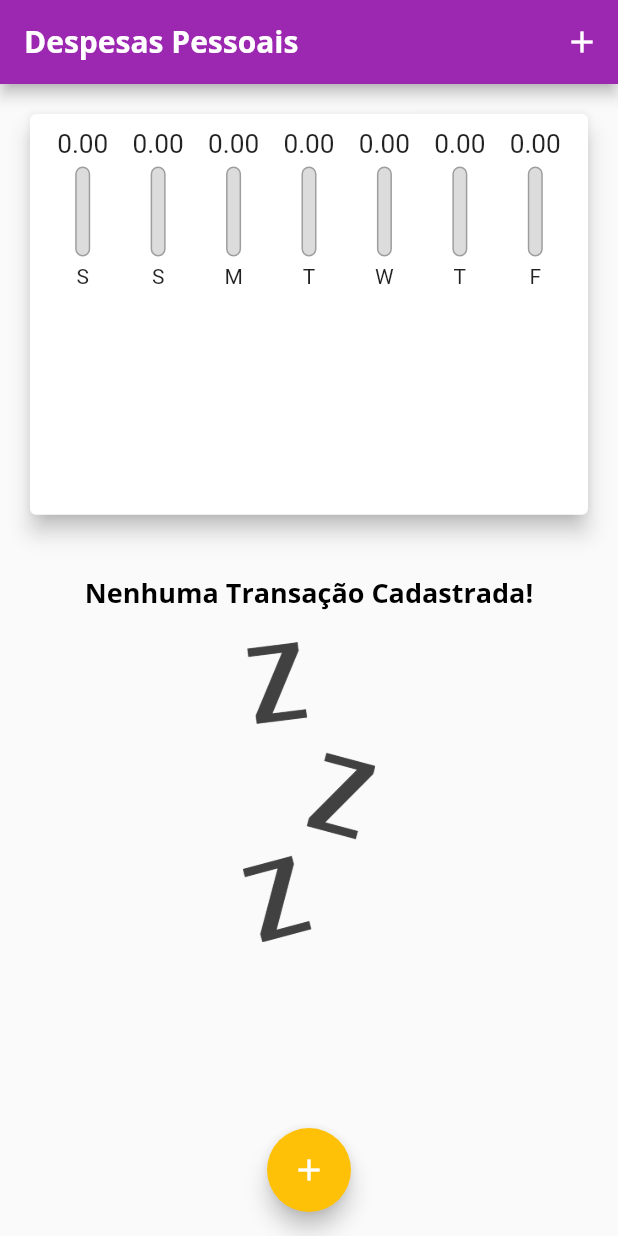
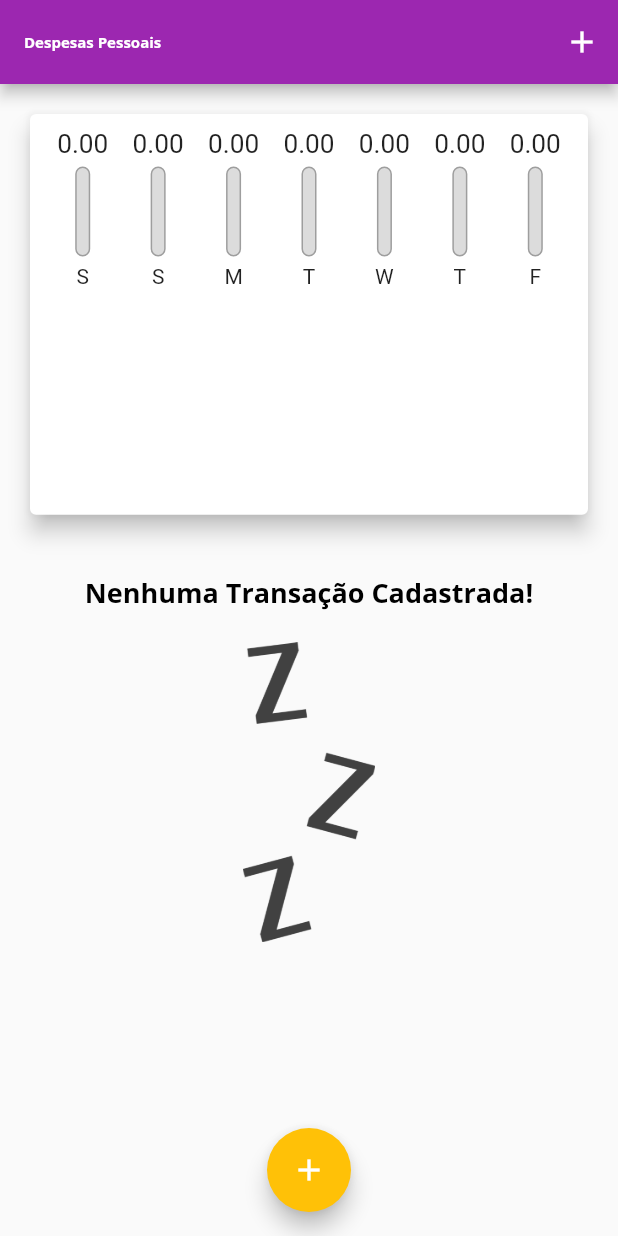
Before and after one commit to Mott4/expenses, a Flutter app: the screen it shows after launch, on a phone screen of 412 x 824 dp. Run offline on Flutter 3.47's test engine with Material 2 defaults, Android fonts, the phone set to English and light mode, and no system bars.

Commit message:
responsividade, mudança em ícones e melhor uso do tamanho da tela

```diff
--- a/lib/main.dart
+++ b/lib/main.dart
@@ -135,7 +135,11 @@ class _MyHomePageState extends State<MyHomePage> {
   @override
   Widget build(BuildContext context) {
     final appBar = AppBar(
-        title: Text('Despesas Pessoais'),
+        title: Text('Despesas Pessoais',
+        style: TextStyle(
+          fontSize: 10 * MediaQuery.of(context).textScaleFactor,
+        ),
+        ),
         actions: <Widget>[
           IconButton(
             icon: Icon(Icons.add),
```
